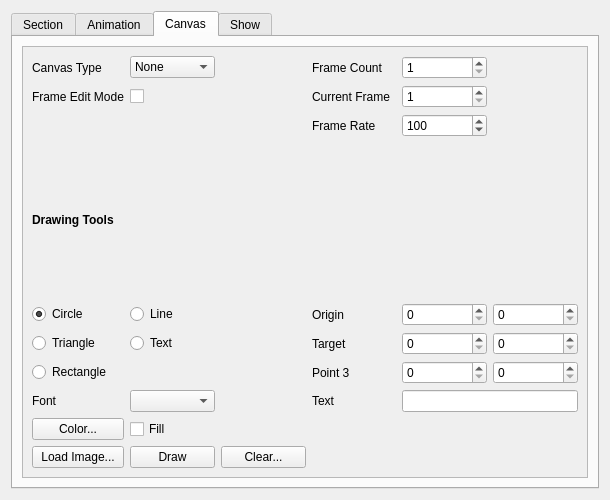
This is src/widget/maestrocontrol.ui in 8bitbuddhist/PixelMaestro-Studio as Qt 5 draws it before an edit. The edited form follows.
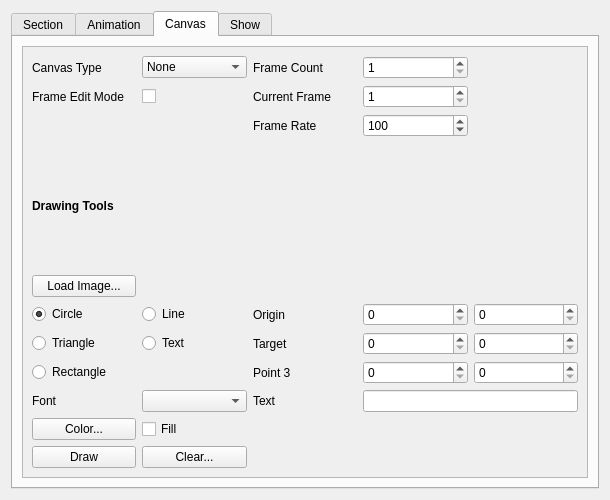
This is the edited form. The open tabs and pages were chosen to show the change.

```diff
--- a/src/widget/maestrocontrol.ui
+++ b/src/widget/maestrocontrol.ui
@@ -38,7 +38,7 @@
       <enum>QTabWidget::Rounded</enum>
      </property>
      <property name="currentIndex">
-      <number>1</number>
+      <number>2</number>
      </property>
      <widget class="QWidget" name="sectionTab">
       <property name="sizePolicy">
@@ -556,32 +556,66 @@
            <rect>
             <x>0</x>
             <y>0</y>
-            <width>597</width>
-            <height>414</height>
+            <width>568</width>
+            <height>428</height>
            </rect>
           </property>
           <layout class="QGridLayout" name="gridLayout_2">
            <property name="sizeConstraint">
             <enum>QLayout::SetMinimumSize</enum>
            </property>
-           <item row="10" column="1">
-            <widget class="QPushButton" name="drawButton">
+           <item row="9" column="3">
+            <widget class="QLabel" name="textLabel">
              <property name="text">
-              <string>Draw</string>
+              <string>Text</string>
              </property>
             </widget>
            </item>
-           <item row="7" column="3">
+           <item row="7" column="0">
+            <widget class="QRadioButton" name="triangleRadioButton">
+             <property name="text">
+              <string>Triangle</string>
+             </property>
+            </widget>
+           </item>
+           <item row="10" column="0">
+            <widget class="QPushButton" name="selectColorButton">
+             <property name="toolTip">
+              <string>Sets the color used to draw shapes</string>
+             </property>
+             <property name="text">
+              <string>Color...</string>
+             </property>
+            </widget>
+           </item>
+           <item row="1" column="1">
+            <widget class="QCheckBox" name="toggleCanvasModeCheckBox">
+             <property name="toolTip">
+              <string>&lt;html&gt;&lt;head/&gt;&lt;body&gt;&lt;p&gt;If enabled, frames will no longer switch automatically, allowing you to manually step through and edit individual frames&lt;/p&gt;&lt;/body&gt;&lt;/html&gt;</string>
+             </property>
+             <property name="text">
+              <string/>
+             </property>
+            </widget>
+           </item>
+           <item row="8" column="3">
             <widget class="QLabel" name="target2Label">
              <property name="text">
               <string>Point 3</string>
              </property>
             </widget>
            </item>
-           <item row="0" column="0">
-            <widget class="QLabel" name="canvasTypeLabel">
+           <item row="2" column="3">
+            <widget class="QLabel" name="frameRateLabel">
              <property name="text">
-              <string>Canvas Type</string>
+              <string>Frame Rate</string>
+             </property>
+            </widget>
+           </item>
+           <item row="0" column="3">
+            <widget class="QLabel" name="frameCountLabel">
+             <property name="text">
+              <string>Frame Count</string>
              </property>
             </widget>
            </item>
@@ -598,10 +632,50 @@
              </property>
             </widget>
            </item>
-           <item row="6" column="1">
-            <widget class="QRadioButton" name="textRadioButton">
+           <item row="9" column="4" colspan="2">
+            <widget class="QLineEdit" name="textLineEdit">
+             <property name="toolTip">
+              <string/>
+             </property>
+            </widget>
+           </item>
+           <item row="6" column="3">
+            <widget class="QLabel" name="originLabel">
              <property name="text">
-              <string>Text</string>
+              <string>Origin</string>
+             </property>
+            </widget>
+           </item>
+           <item row="8" column="0">
+            <widget class="QRadioButton" name="rectRadioButton">
+             <property name="text">
+              <string>Rectangle</string>
+             </property>
+            </widget>
+           </item>
+           <item row="1" column="0">
+            <widget class="QLabel" name="toggleCanvasModeLabel">
+             <property name="sizePolicy">
+              <sizepolicy hsizetype="Minimum" vsizetype="Preferred">
+               <horstretch>0</horstretch>
+               <verstretch>0</verstretch>
+              </sizepolicy>
+             </property>
+             <property name="text">
+              <string>Frame Edit Mode</string>
+             </property>
+            </widget>
+           </item>
+           <item row="0" column="0">
+            <widget class="QLabel" name="canvasTypeLabel">
+             <property name="sizePolicy">
+              <sizepolicy hsizetype="Minimum" vsizetype="Preferred">
+               <horstretch>0</horstretch>
+               <verstretch>0</verstretch>
+              </sizepolicy>
+             </property>
+             <property name="text">
+              <string>Canvas Type</string>
              </property>
             </widget>
            </item>
@@ -627,31 +701,17 @@
              </item>
             </widget>
            </item>
-           <item row="8" column="4" colspan="2">
-            <widget class="QLineEdit" name="textLineEdit">
+           <item row="7" column="5">
+            <widget class="QSpinBox" name="targetYSpinBox">
              <property name="toolTip">
               <string/>
              </property>
-            </widget>
-           </item>
-           <item row="5" column="3">
-            <widget class="QLabel" name="originLabel">
-             <property name="text">
-              <string>Origin</string>
+             <property name="maximum">
+              <number>65535</number>
              </property>
             </widget>
            </item>
            <item row="6" column="4">
-            <widget class="QSpinBox" name="targetXSpinBox">
-             <property name="toolTip">
-              <string/>
-             </property>
-             <property name="maximum">
-              <number>65535</number>
-             </property>
-            </widget>
-           </item>
-           <item row="5" column="4">
             <widget class="QSpinBox" name="originXSpinBox">
              <property name="toolTip">
               <string/>
@@ -661,68 +721,13 @@
              </property>
             </widget>
            </item>
-           <item row="0" column="3">
-            <widget class="QLabel" name="frameCountLabel">
-             <property name="text">
-              <string>Frame Count</string>
-             </property>
-            </widget>
-           </item>
-           <item row="9" column="0">
-            <widget class="QPushButton" name="selectColorButton">
-             <property name="toolTip">
-              <string>Sets the color used to draw shapes</string>
-             </property>
-             <property name="text">
-              <string>Color...</string>
-             </property>
-            </widget>
-           </item>
-           <item row="10" column="0">
-            <widget class="QPushButton" name="loadImageButton">
-             <property name="text">
-              <string>Load Image...</string>
-             </property>
-            </widget>
-           </item>
-           <item row="9" column="1">
-            <widget class="QCheckBox" name="fillCheckBox">
-             <property name="toolTip">
-              <string>Fills in shapes, otherwise draws only the shape's outline</string>
-             </property>
-             <property name="text">
-              <string>Fill</string>
-             </property>
-            </widget>
-           </item>
-           <item row="7" column="5">
-            <widget class="QSpinBox" name="target2YSpinBox">
-             <property name="maximum">
-              <number>65535</number>
-             </property>
-            </widget>
-           </item>
-           <item row="7" column="4">
+           <item row="8" column="4">
             <widget class="QSpinBox" name="target2XSpinBox">
              <property name="maximum">
               <number>65535</number>
              </property>
             </widget>
            </item>
-           <item row="8" column="1">
-            <widget class="QComboBox" name="fontComboBox">
-             <property name="toolTip">
-              <string/>
-             </property>
-            </widget>
-           </item>
-           <item row="6" column="3">
-            <widget class="QLabel" name="targetLabel">
-             <property name="text">
-              <string>Target</string>
-             </property>
-            </widget>
-           </item>
            <item row="1" column="3">
             <widget class="QLabel" name="currentFrameLabel">
              <property name="text">
@@ -730,119 +735,60 @@
              </property>
             </widget>
            </item>
-           <item row="5" column="0">
-            <widget class="QRadioButton" name="circleRadioButton">
-             <property name="text">
-              <string>Circle</string>
-             </property>
-             <property name="checked">
-              <bool>true</bool>
-             </property>
-            </widget>
-           </item>
-           <item row="10" column="2">
-            <widget class="QPushButton" name="clearButton">
-             <property name="text">
-              <string>Clear...</string>
-             </property>
-            </widget>
-           </item>
-           <item row="5" column="5">
-            <widget class="QSpinBox" name="originYSpinBox">
-             <property name="toolTip">
-              <string/>
-             </property>
-             <property name="maximum">
-              <number>65535</number>
-             </property>
-            </widget>
-           </item>
-           <item row="8" column="3">
-            <widget class="QLabel" name="textLabel">
-             <property name="text">
-              <string>Text</string>
-             </property>
-            </widget>
-           </item>
-           <item row="6" column="5">
-            <widget class="QSpinBox" name="targetYSpinBox">
-             <property name="toolTip">
-              <string/>
-             </property>
-             <property name="maximum">
-              <number>65535</number>
-             </property>
-            </widget>
-           </item>
-           <item row="0" column="4">
-            <widget class="QSpinBox" name="frameCountSpinBox">
-             <property name="toolTip">
-              <string>The total number of drawing surfaces</string>
-             </property>
-             <property name="minimum">
-              <number>1</number>
-             </property>
-             <property name="maximum">
-              <number>255</number>
-             </property>
-            </widget>
-           </item>
-           <item row="8" column="0">
-            <widget class="QLabel" name="fontLabel">
-             <property name="text">
-              <string>Font</string>
-             </property>
-            </widget>
-           </item>
-           <item row="1" column="0">
-            <widget class="QLabel" name="toggleCanvasModeLabel">
-             <property name="text">
-              <string>Frame Edit Mode</string>
-             </property>
-            </widget>
-           </item>
-           <item row="5" column="1">
-            <widget class="QRadioButton" name="lineRadioButton">
-             <property name="text">
-              <string>Line</string>
-             </property>
-            </widget>
-           </item>
            <item row="4" column="0">
             <widget class="QLabel" name="drawingToolsLabel">
+             <property name="sizePolicy">
+              <sizepolicy hsizetype="Minimum" vsizetype="Preferred">
+               <horstretch>0</horstretch>
+               <verstretch>0</verstretch>
+              </sizepolicy>
+             </property>
              <property name="text">
               <string>&lt;html&gt;&lt;head/&gt;&lt;body&gt;&lt;p&gt;&lt;span style=&quot; font-weight:600;&quot;&gt;Drawing Tools&lt;/span&gt;&lt;/p&gt;&lt;/body&gt;&lt;/html&gt;</string>
              </property>
             </widget>
            </item>
-           <item row="1" column="1">
-            <widget class="QCheckBox" name="toggleCanvasModeCheckBox">
+           <item row="7" column="4">
+            <widget class="QSpinBox" name="targetXSpinBox">
              <property name="toolTip">
-              <string>&lt;html&gt;&lt;head/&gt;&lt;body&gt;&lt;p&gt;If enabled, frames will no longer switch automatically, allowing you to manually step through and edit individual frames&lt;/p&gt;&lt;/body&gt;&lt;/html&gt;</string>
+              <string/>
              </property>
-             <property name="text">
+             <property name="maximum">
+              <number>65535</number>
+             </property>
+            </widget>
+           </item>
+           <item row="9" column="1">
+            <widget class="QComboBox" name="fontComboBox">
+             <property name="toolTip">
               <string/>
              </property>
             </widget>
            </item>
-           <item row="6" column="0">
-            <widget class="QRadioButton" name="triangleRadioButton">
-             <property name="text">
-              <string>Triangle</string>
+           <item row="8" column="5">
+            <widget class="QSpinBox" name="target2YSpinBox">
+             <property name="maximum">
+              <number>65535</number>
              </property>
             </widget>
            </item>
-           <item row="7" column="0">
-            <widget class="QRadioButton" name="rectRadioButton">
+           <item row="9" column="0">
+            <widget class="QLabel" name="fontLabel">
+             <property name="sizePolicy">
+              <sizepolicy hsizetype="Minimum" vsizetype="Preferred">
+               <horstretch>0</horstretch>
+               <verstretch>0</verstretch>
+              </sizepolicy>
+             </property>
              <property name="text">
-              <string>Rectangle</string>
+              <string>Font</string>
              </property>
             </widget>
            </item>
-           <item row="2" column="3">
-            <widget class="QLabel" name="frameRateLabel">
+           <item row="11" column="1">
+            <widget class="QPushButton" name="clearButton">
              <property name="text">
-              <string>Frame Rate</string>
+              <string>Clear...</string>
              </property>
             </widget>
            </item>
@@ -859,6 +805,84 @@
              </property>
             </widget>
            </item>
+           <item row="7" column="3">
+            <widget class="QLabel" name="targetLabel">
+             <property name="text">
+              <string>Target</string>
+             </property>
+            </widget>
+           </item>
+           <item row="0" column="4">
+            <widget class="QSpinBox" name="frameCountSpinBox">
+             <property name="toolTip">
+              <string>The total number of drawing surfaces</string>
+             </property>
+             <property name="minimum">
+              <number>1</number>
+             </property>
+             <property name="maximum">
+              <number>255</number>
+             </property>
+            </widget>
+           </item>
+           <item row="6" column="1">
+            <widget class="QRadioButton" name="lineRadioButton">
+             <property name="text">
+              <string>Line</string>
+             </property>
+            </widget>
+           </item>
+           <item row="6" column="0">
+            <widget class="QRadioButton" name="circleRadioButton">
+             <property name="text">
+              <string>Circle</string>
+             </property>
+             <property name="checked">
+              <bool>true</bool>
+             </property>
+            </widget>
+           </item>
+           <item row="10" column="1">
+            <widget class="QCheckBox" name="fillCheckBox">
+             <property name="toolTip">
+              <string>Fills in shapes, otherwise draws only the shape's outline</string>
+             </property>
+             <property name="text">
+              <string>Fill</string>
+             </property>
+            </widget>
+           </item>
+           <item row="7" column="1">
+            <widget class="QRadioButton" name="textRadioButton">
+             <property name="text">
+              <string>Text</string>
+             </property>
+            </widget>
+           </item>
+           <item row="6" column="5">
+            <widget class="QSpinBox" name="originYSpinBox">
+             <property name="toolTip">
+              <string/>
+             </property>
+             <property name="maximum">
+              <number>65535</number>
+             </property>
+            </widget>
+           </item>
+           <item row="11" column="0">
+            <widget class="QPushButton" name="drawButton">
+             <property name="text">
+              <string>Draw</string>
+             </property>
+            </widget>
+           </item>
+           <item row="5" column="0">
+            <widget class="QPushButton" name="loadImageButton">
+             <property name="text">
+              <string>Load Image...</string>
+             </property>
+            </widget>
+           </item>
           </layout>
          </widget>
         </widget>
```
Left out of the diff: 3 changed lines with no effect on the pictures.
